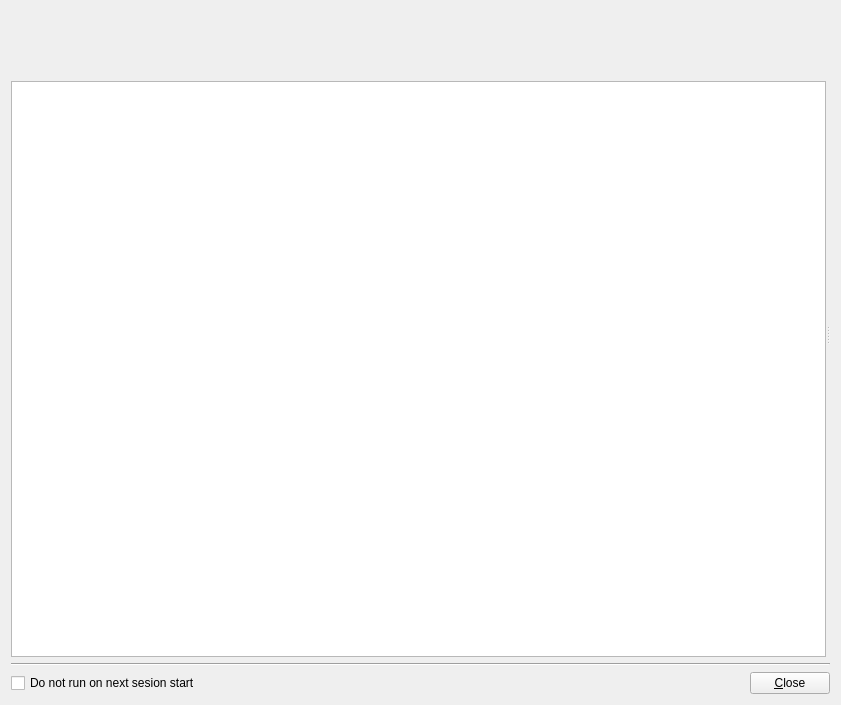
First picture: the form in mainwindow.ui, repository sibskull/altcenter, before the edit.
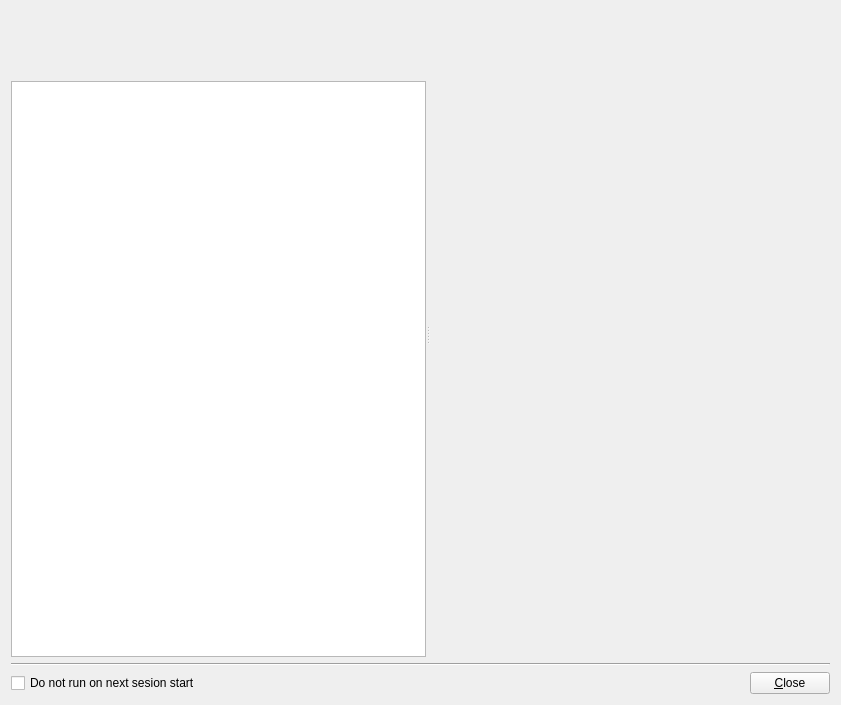
Second picture: the form after the edit. Icons and pictures are not drawn.

Diff of the .ui file:
```diff
--- a/mainwindow.ui
+++ b/mainwindow.ui
@@ -78,8 +78,8 @@
          </property>
          <property name="minimumSize">
           <size>
-           <width>0</width>
-           <height>0</height>
+           <width>200</width>
+           <height>200</height>
           </size>
          </property>
          <property name="editTriggers">
@@ -109,7 +109,20 @@
         <verstretch>0</verstretch>
        </sizepolicy>
       </property>
-      <widget class="QWidget" name="emptyPage"/>
+      <property name="minimumSize">
+       <size>
+        <width>400</width>
+        <height>200</height>
+       </size>
+      </property>
+      <widget class="QWidget" name="emptyPage">
+       <property name="minimumSize">
+        <size>
+         <width>0</width>
+         <height>0</height>
+        </size>
+       </property>
+      </widget>
      </widget>
     </widget>
    </item>
```
Left out of the diff: 17 changed lines with no effect on the pictures.
